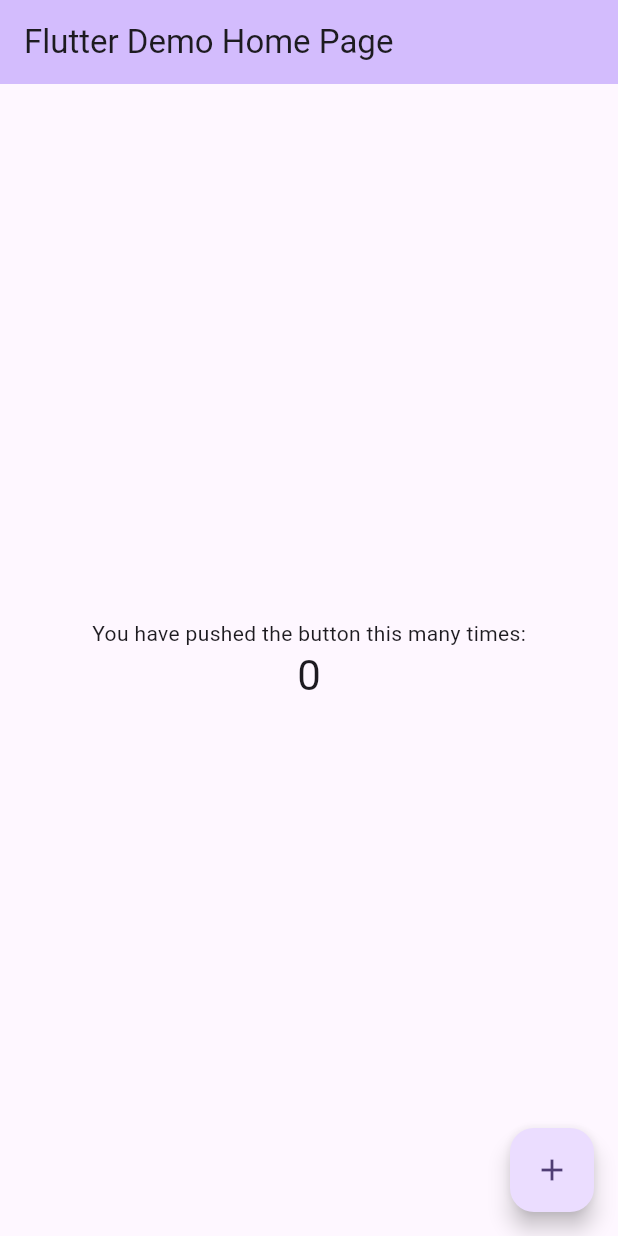
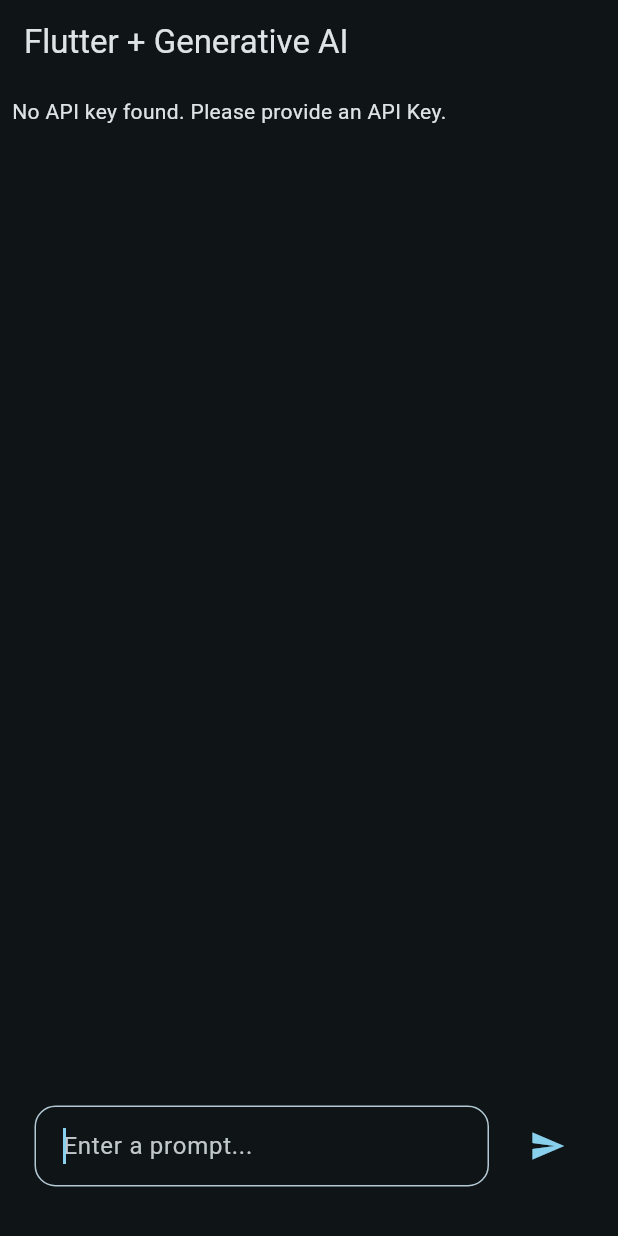
Before and after one commit to Zenika/flutter-generative-ai-playground, a Flutter app: the screen it shows after launch, on a phone screen of 412 x 824 dp. Run offline on Flutter 3.47's test engine with Material 3 defaults, Android fonts, the phone set to English and light mode, and no system bars; our stand-ins replace flutter_markdown, google_generative_ai.

Commit message:
add sample

```diff
--- a/lib/main.dart
+++ b/lib/main.dart
@@ -1,125 +1,290 @@
+// Copyright 2024 Google LLC
+//
+// Licensed under the Apache License, Version 2.0 (the "License");
+// you may not use this file except in compliance with the License.
+// You may obtain a copy of the License at
+//
+//     http://www.apache.org/licenses/LICENSE-2.0
+//
+// Unless required by applicable law or agreed to in writing, software
+// distributed under the License is distributed on an "AS IS" BASIS,
+// WITHOUT WARRANTIES OR CONDITIONS OF ANY KIND, either express or implied.
+// See the License for the specific language governing permissions and
+// limitations under the License.
+
 import 'package:flutter/material.dart';
+import 'package:flutter_markdown/flutter_markdown.dart';
+import 'package:google_generative_ai/google_generative_ai.dart';
 
 void main() {
-  runApp(const MyApp());
+  runApp(const GenerativeAISample());
 }
 
-class MyApp extends StatelessWidget {
-  const MyApp({super.key});
+class GenerativeAISample extends StatelessWidget {
+  const GenerativeAISample({super.key});
 
-  // This widget is the root of your application.
   @override
   Widget build(BuildContext context) {
     return MaterialApp(
-      title: 'Flutter Demo',
+      title: 'Flutter + Generative AI',
       theme: ThemeData(
-        // This is the theme of your application.
-        //
-        // TRY THIS: Try running your application with "flutter run". You'll see
-        // the application has a purple toolbar. Then, without quitting the app,
-        // try changing the seedColor in the colorScheme below to Colors.green
-        // and then invoke "hot reload" (save your changes or press the "hot
-        // reload" button in a Flutter-supported IDE, or press "r" if you used
-        // the command line to start the app).
-        //
-        // Notice that the counter didn't reset back to zero; the application
-        // state is not lost during the reload. To reset the state, use hot
-        // restart instead.
-        //
-        // This works for code too, not just values: Most code changes can be
-        // tested with just a hot reload.
-        colorScheme: ColorScheme.fromSeed(seedColor: Colors.deepPurple),
+        colorScheme: ColorScheme.fromSeed(
+          brightness: Brightness.dark,
+          seedColor: const Color.fromARGB(255, 171, 222, 244),
+        ),
         useMaterial3: true,
       ),
-      home: const MyHomePage(title: 'Flutter Demo Home Page'),
+      home: const ChatScreen(title: 'Flutter + Generative AI'),
     );
   }
 }
 
-class MyHomePage extends StatefulWidget {
-  const MyHomePage({super.key, required this.title});
-
-  // This widget is the home page of your application. It is stateful, meaning
-  // that it has a State object (defined below) that contains fields that affect
-  // how it looks.
-
-  // This class is the configuration for the state. It holds the values (in this
-  // case the title) provided by the parent (in this case the App widget) and
-  // used by the build method of the State. Fields in a Widget subclass are
-  // always marked "final".
+class ChatScreen extends StatefulWidget {
+  const ChatScreen({super.key, required this.title});
 
   final String title;
 
   @override
-  State<MyHomePage> createState() => _MyHomePageState();
+  State<ChatScreen> createState() => _ChatScreenState();
 }
 
-class _MyHomePageState extends State<MyHomePage> {
-  int _counter = 0;
+class _ChatScreenState extends State<ChatScreen> {
+  @override
+  Widget build(BuildContext context) {
+    return Scaffold(
+      appBar: AppBar(
+        title: Text(widget.title),
+      ),
+      body: const ChatWidget(),
+    );
+  }
+}
 
-  void _incrementCounter() {
-    setState(() {
-      // This call to setState tells the Flutter framework that something has
-      // changed in this State, which causes it to rerun the build method below
-      // so that the display can reflect the updated values. If we changed
-      // _counter without calling setState(), then the build method would not be
-      // called again, and so nothing would appear to happen.
-      _counter++;
-    });
+class ChatWidget extends StatefulWidget {
+  const ChatWidget({super.key});
+
+  @override
+  State<ChatWidget> createState() => _ChatWidgetState();
+}
+
+class _ChatWidgetState extends State<ChatWidget> {
+  late final GenerativeModel _model;
+  late final ChatSession _chat;
+  final ScrollController _scrollController = ScrollController();
+  final TextEditingController _textController = TextEditingController();
+  final FocusNode _textFieldFocus = FocusNode();
+  bool _loading = false;
+  static const _apiKey = String.fromEnvironment('API_KEY');
+
+  @override
+  void initState() {
+    super.initState();
+    _model = GenerativeModel(
+      model: 'gemini-pro',
+      apiKey: _apiKey,
+    );
+    _chat = _model.startChat();
+  }
+
+  void _scrollDown() {
+    WidgetsBinding.instance.addPostFrameCallback(
+      (_) => _scrollController.animateTo(
+        _scrollController.position.maxScrollExtent,
+        duration: const Duration(
+          milliseconds: 750,
+        ),
+        curve: Curves.easeOutCirc,
+      ),
+    );
   }
 
   @override
   Widget build(BuildContext context) {
-    // This method is rerun every time setState is called, for instance as done
-    // by the _incrementCounter method above.
-    //
-    // The Flutter framework has been optimized to make rerunning build methods
-    // fast, so that you can just rebuild anything that needs updating rather
-    // than having to individually change instances of widgets.
-    return Scaffold(
-      appBar: AppBar(
-        // TRY THIS: Try changing the color here to a specific color (to
-        // Colors.amber, perhaps?) and trigger a hot reload to see the AppBar
-        // change color while the other colors stay the same.
-        backgroundColor: Theme.of(context).colorScheme.inversePrimary,
-        // Here we take the value from the MyHomePage object that was created by
-        // the App.build method, and use it to set our appbar title.
-        title: Text(widget.title),
+    var textFieldDecoration = InputDecoration(
+      contentPadding: const EdgeInsets.all(15),
+      hintText: 'Enter a prompt...',
+      border: OutlineInputBorder(
+        borderRadius: const BorderRadius.all(
+          Radius.circular(14),
         ),
-      body: Center(
-        // Center is a layout widget. It takes a single child and positions it
-        // in the middle of the parent.
+        borderSide: BorderSide(
+          color: Theme.of(context).colorScheme.secondary,
+        ),
+      ),
+      focusedBorder: OutlineInputBorder(
+        borderRadius: const BorderRadius.all(
+          Radius.circular(14),
+        ),
+        borderSide: BorderSide(
+          color: Theme.of(context).colorScheme.secondary,
+        ),
+      ),
+    );
+
+    return Padding(
+      padding: const EdgeInsets.all(8.0),
       child: Column(
-          // Column is also a layout widget. It takes a list of children and
-          // arranges them vertically. By default, it sizes itself to fit its
-          // children horizontally, and tries to be as tall as its parent.
-          //
-          // Column has various properties to control how it sizes itself and
-          // how it positions its children. Here we use mainAxisAlignment to
-          // center the children vertically; the main axis here is the vertical
-          // axis because Columns are vertical (the cross axis would be
-          // horizontal).
-          //
-          // TRY THIS: Invoke "debug painting" (choose the "Toggle Debug Paint"
-          // action in the IDE, or press "p" in the console), to see the
-          // wireframe for each widget.
         mainAxisAlignment: MainAxisAlignment.center,
-          children: <Widget>[
-            const Text(
-              'You have pushed the button this many times:',
+        crossAxisAlignment: CrossAxisAlignment.start,
+        children: [
+          Expanded(
+            child: _apiKey.isNotEmpty
+                ? ListView.builder(
+                    controller: _scrollController,
+                    itemBuilder: (context, idx) {
+                      var content = _chat.history.toList()[idx];
+                      var text = content.parts
+                          .whereType<TextPart>()
+                          .map<String>((e) => e.text)
+                          .join('');
+                      return MessageWidget(
+                        text: text,
+                        isFromUser: content.role == 'user',
+                      );
+                    },
+                    itemCount: _chat.history.length,
+                  )
+                : ListView(
+                    children: const [
+                      Text('No API key found. Please provide an API Key.'),
+                    ],
                   ),
-            Text(
-              '$_counter',
-              style: Theme.of(context).textTheme.headlineMedium,
+          ),
+          Padding(
+            padding: const EdgeInsets.symmetric(
+              vertical: 25,
+              horizontal: 15,
+            ),
+            child: Row(
+              children: [
+                Expanded(
+                  child: TextField(
+                    autofocus: true,
+                    focusNode: _textFieldFocus,
+                    decoration: textFieldDecoration,
+                    controller: _textController,
+                    onSubmitted: (String value) {
+                      _sendChatMessage(value);
+                    },
+                  ),
+                ),
+                const SizedBox.square(
+                  dimension: 15,
+                ),
+                if (!_loading)
+                  IconButton(
+                    onPressed: () async {
+                      _sendChatMessage(_textController.text);
+                    },
+                    icon: Icon(
+                      Icons.send,
+                      color: Theme.of(context).colorScheme.primary,
+                    ),
+                  )
+                else
+                  const CircularProgressIndicator(),
+              ],
+            ),
           ),
         ],
       ),
+    );
+  }
+
+  Future<void> _sendChatMessage(String message) async {
+    setState(() {
+      _loading = true;
+    });
+
+    try {
+      var response = await _chat.sendMessage(
+        Content.text(message),
+      );
+      var text = response.text;
+
+      if (text == null) {
+        _showError('No response from API.');
+        return;
+      } else {
+        setState(() {
+          _loading = false;
+          _scrollDown();
+        });
+      }
+    } catch (e) {
+      _showError(e.toString());
+      setState(() {
+        _loading = false;
+      });
+    } finally {
+      _textController.clear();
+      setState(() {
+        _loading = false;
+      });
+      _textFieldFocus.requestFocus();
+    }
+  }
+
+  void _showError(String message) {
+    showDialog(
+      context: context,
+      builder: (context) {
+        return AlertDialog(
+          title: const Text('Something went wrong'),
+          content: SingleChildScrollView(
+            child: SelectableText(message),
           ),
-      floatingActionButton: FloatingActionButton(
-        onPressed: _incrementCounter,
-        tooltip: 'Increment',
-        child: const Icon(Icons.add),
-      ), // This trailing comma makes auto-formatting nicer for build methods.
+          actions: [
+            TextButton(
+              onPressed: () {
+                Navigator.of(context).pop();
+              },
+              child: const Text('OK'),
+            )
+          ],
+        );
+      },
     );
   }
 }
+
+class MessageWidget extends StatelessWidget {
+  final String text;
+  final bool isFromUser;
+
+  const MessageWidget({
+    super.key,
+    required this.text,
+    required this.isFromUser,
+  });
+
+  @override
+  Widget build(BuildContext context) {
+    return Row(
+      mainAxisAlignment:
+          isFromUser ? MainAxisAlignment.end : MainAxisAlignment.start,
+      children: [
+        Flexible(
+          child: Container(
+            constraints: const BoxConstraints(maxWidth: 600),
+            decoration: BoxDecoration(
+              color: isFromUser
+                  ? Theme.of(context).colorScheme.primaryContainer
+                  : Theme.of(context).colorScheme.surfaceVariant,
+              borderRadius: BorderRadius.circular(18),
+            ),
+            padding: const EdgeInsets.symmetric(
+              vertical: 15,
+              horizontal: 20,
+            ),
+            margin: const EdgeInsets.only(bottom: 8),
+            child: MarkdownBody(
+              selectable: true,
+              data: text,
+            ),
+          ),
+        ),
+      ],
+    );
+  }
+}
--- a/pubspec.yaml
+++ b/pubspec.yaml
@@ -35,6 +35,8 @@ dependencies:
   # The following adds the Cupertino Icons font to your application.
   # Use with the CupertinoIcons class for iOS style icons.
   cupertino_icons: ^1.0.6
+  google_generative_ai: ^0.2.0
+  flutter_markdown: any
 
 dev_dependencies:
   flutter_test:
```
Also changed, not shown: pubspec.lock, 2 other files. Lines whose indentation alone changed are shown as unchanged.
